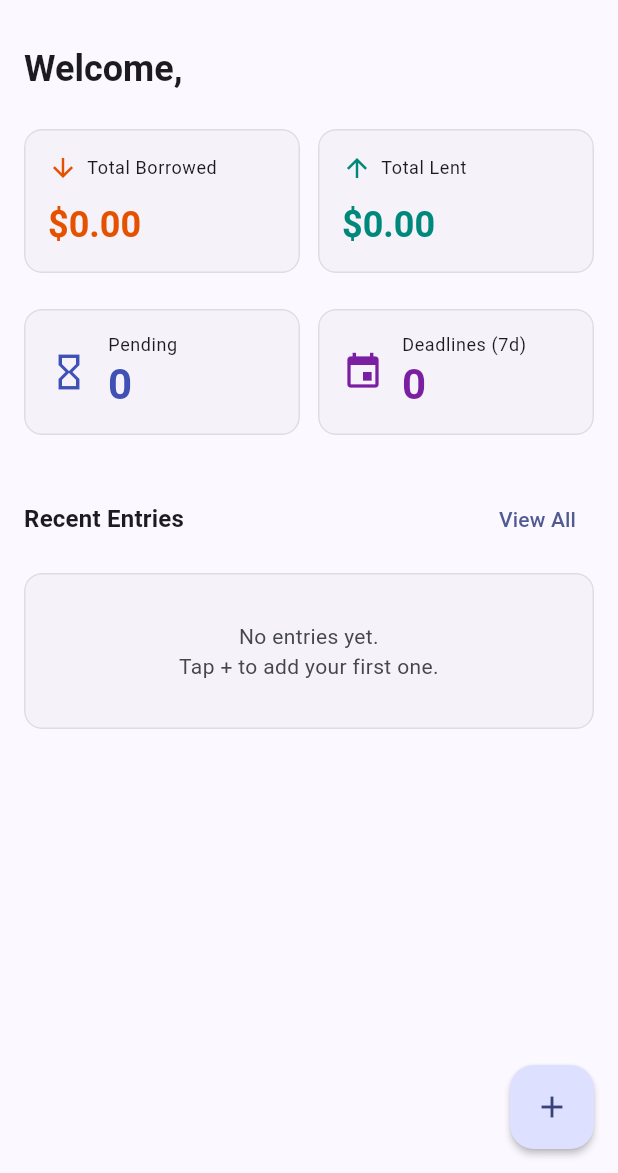
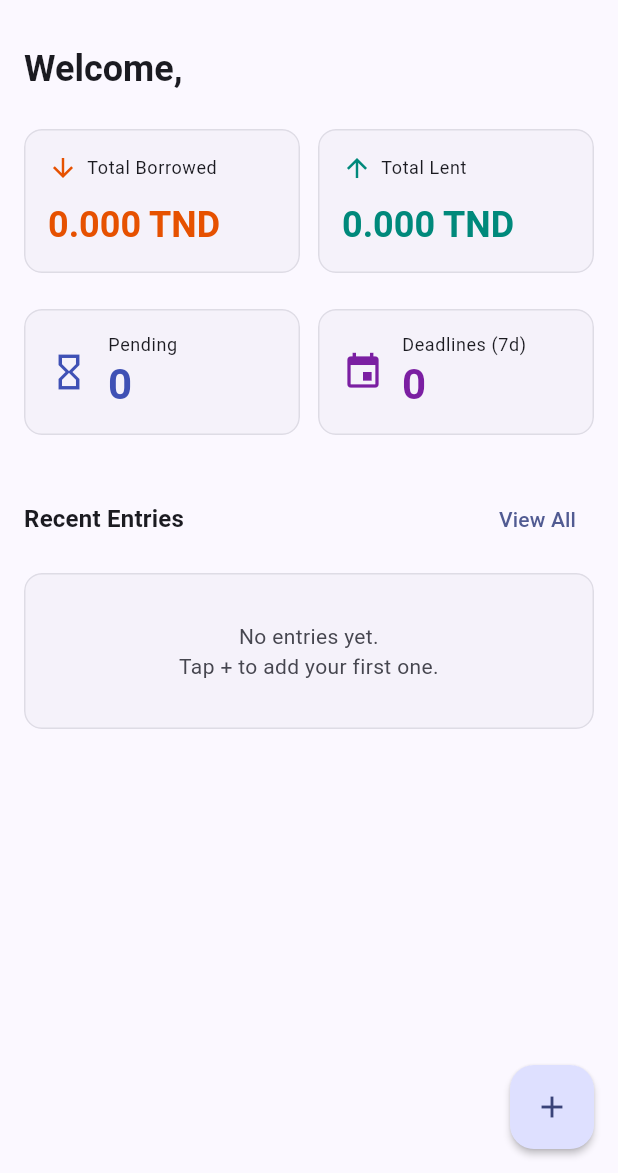
Before and after one commit to MaherCh9752/borrow-tracker, a Flutter app: the screen it shows once a user with an empty profile is signed in, after a tap on "Skip", on a phone screen of 412 x 824 dp, the part 63-1236 px from its top. Run offline on Flutter 3.47's test engine with Material 3 defaults, Android fonts, the phone set to English and light mode, and no system bars; our stand-ins replace cloud_firestore, connectivity_plus, csv, file_picker, firebase_auth, firebase_core and 8 more; missing offline and left inert: workmanager; accounts and stored records are empty.

Commit message:
feat: set TND as default currency with 3 decimal precision
- Add AppConstants.defaultCurrency = 'TND' and currencyDecimals = 3
- Dashboard summary cards always display TND regardless of entry currencies
- Statistics charts always display TND in axis labels and legends
- PDF export summary always displays TND
- Amount input field uses 3 decimal places, hint shows 0.000
- Individual entry rows display their own currency in list views
- Update README.md and PROJECT-STATE.md to reflect currency changes
- Add generated plugin registrants to .gitignore

```diff
--- a/lib/screens/add_edit_entry_screen.dart
+++ b/lib/screens/add_edit_entry_screen.dart
@@ -35,7 +35,7 @@ class _AddEditEntryScreenState extends State<AddEditEntryScreen> {
     super.initState();
     final e = widget.entry;
     _personNameController.text = e?.personName ?? '';
-    _amountController.text = e != null ? e.amount.toStringAsFixed(2) : '';
+    _amountController.text = e != null ? e.amount.toStringAsFixed(3) : '';
     _notesController.text = e?.notes ?? '';
     _type = e?.type ?? EntryType.borrow;
     _currency = e?.currency ?? 'TND';
@@ -183,8 +183,7 @@ class _AddEditEntryScreenState extends State<AddEditEntryScreen> {
                       controller: _amountController,
                       decoration: const InputDecoration(
                         labelText: 'Amount',
-                        hintText: '0.00',
-                        prefixText: '\$ ',
+                        hintText: '0.000',
                         border: OutlineInputBorder(),
                       ),
                       keyboardType: const TextInputType.numberWithOptions(
--- a/lib/screens/all_records_screen.dart
+++ b/lib/screens/all_records_screen.dart
@@ -382,7 +382,7 @@ class _EntryCard extends StatelessWidget {
           crossAxisAlignment: CrossAxisAlignment.start,
           children: [
             Text(
-              '$sign\$${entry.amount.toStringAsFixed(2)} (${entry.currency})',
+              '$sign${entry.amount.toStringAsFixed(3)} ${entry.currency}',
               style: TextStyle(
                 fontWeight: FontWeight.w600,
                 color: amountColor,
@@ -460,7 +460,7 @@ class _EntryCard extends StatelessWidget {
           builder: (ctx) => AlertDialog(
             title: const Text('Delete Entry'),
             content: Text(
-                'Delete the entry for ${entry.personName} (\$${entry.amount.toStringAsFixed(2)})?'),
+                'Delete the entry for ${entry.personName} (${entry.amount.toStringAsFixed(3)} ${entry.currency})?'),
             actions: [
               TextButton(
                   onPressed: () => Navigator.pop(ctx, false),
--- a/lib/screens/dashboard_screen.dart
+++ b/lib/screens/dashboard_screen.dart
@@ -201,6 +201,7 @@ class _DashboardScreenState extends State<DashboardScreen> {
           child: _SummaryCard(
             title: 'Total Borrowed',
             amount: provider.totalBorrowed,
+            currency: AppConstants.defaultCurrency,
             icon: Icons.arrow_downward,
             color: AppColors.borrowColor,
             theme: theme,
@@ -211,6 +212,7 @@ class _DashboardScreenState extends State<DashboardScreen> {
           child: _SummaryCard(
             title: 'Total Lent',
             amount: provider.totalLent,
+            currency: AppConstants.defaultCurrency,
             icon: Icons.arrow_upward,
             color: AppColors.lendColor,
             theme: theme,
@@ -372,6 +374,7 @@ class _MenuTile extends StatelessWidget {
 class _SummaryCard extends StatelessWidget {
   final String title;
   final double amount;
+  final String currency;
   final IconData icon;
   final Color color;
   final ThemeData theme;
@@ -379,6 +382,7 @@ class _SummaryCard extends StatelessWidget {
   const _SummaryCard({
     required this.title,
     required this.amount,
+    required this.currency,
     required this.icon,
     required this.color,
     required this.theme,
@@ -401,7 +405,7 @@ class _SummaryCard extends StatelessWidget {
             ),
             const SizedBox(height: 12),
             Text(
-              '\$${amount.toStringAsFixed(2)}',
+              '${amount.toStringAsFixed(3)} $currency',
               style: theme.textTheme.headlineSmall?.copyWith(
                 fontWeight: FontWeight.bold,
                 color: color,
@@ -494,7 +498,7 @@ class _RecentEntryTile extends StatelessWidget {
           crossAxisAlignment: CrossAxisAlignment.end,
           children: [
             Text(
-              '$sign\$${entry.amount.toStringAsFixed(2)}',
+              '$sign${entry.amount.toStringAsFixed(3)} ${entry.currency}',
               style: TextStyle(
                 fontWeight: FontWeight.bold,
                 color: entryColor,
--- a/lib/services/csv_service.dart
+++ b/lib/services/csv_service.dart
@@ -24,7 +24,7 @@ class CsvService {
         i + 1,
         e.personName,
         e.type == EntryType.borrow ? 'Borrowed' : 'Lent',
-        e.amount.toStringAsFixed(2),
+        e.amount.toStringAsFixed(3),
         e.currency,
         e.status.name[0].toUpperCase() + e.status.name.substring(1),
         '${e.createdAt.year}-${e.createdAt.month.toString().padLeft(2, '0')}-${e.createdAt.day.toString().padLeft(2, '0')}',
--- a/lib/utils/constants.dart
+++ b/lib/utils/constants.dart
@@ -10,4 +10,6 @@ class AppConstants {
       'You\'re offline. Changes will sync when reconnected.';
   static const String secureStorageAppLockKey = 'app_lock_enabled';
   static const String themePreferenceKey = 'theme_mode';
+  static const String defaultCurrency = 'TND';
+  static const int currencyDecimals = 3;
 }
```
Also changed, not shown: lib/screens/statistics_screen.dart (+11 -4 lines), lib/services/pdf_service.dart (+5 -3 lines), 3 other files.
